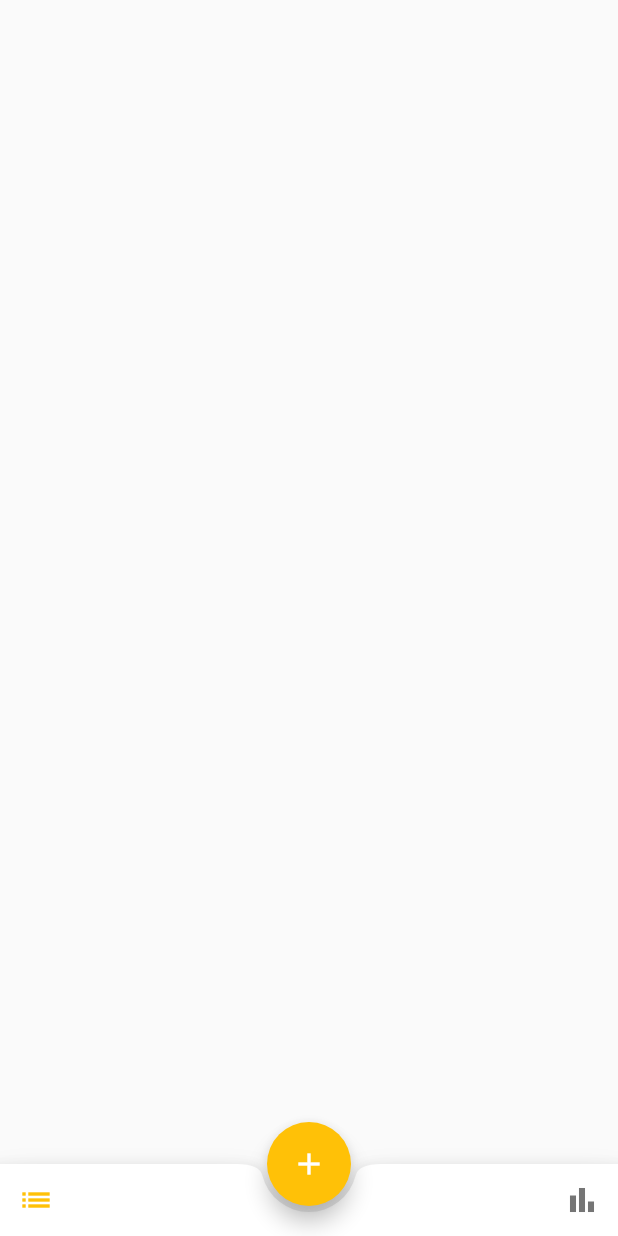
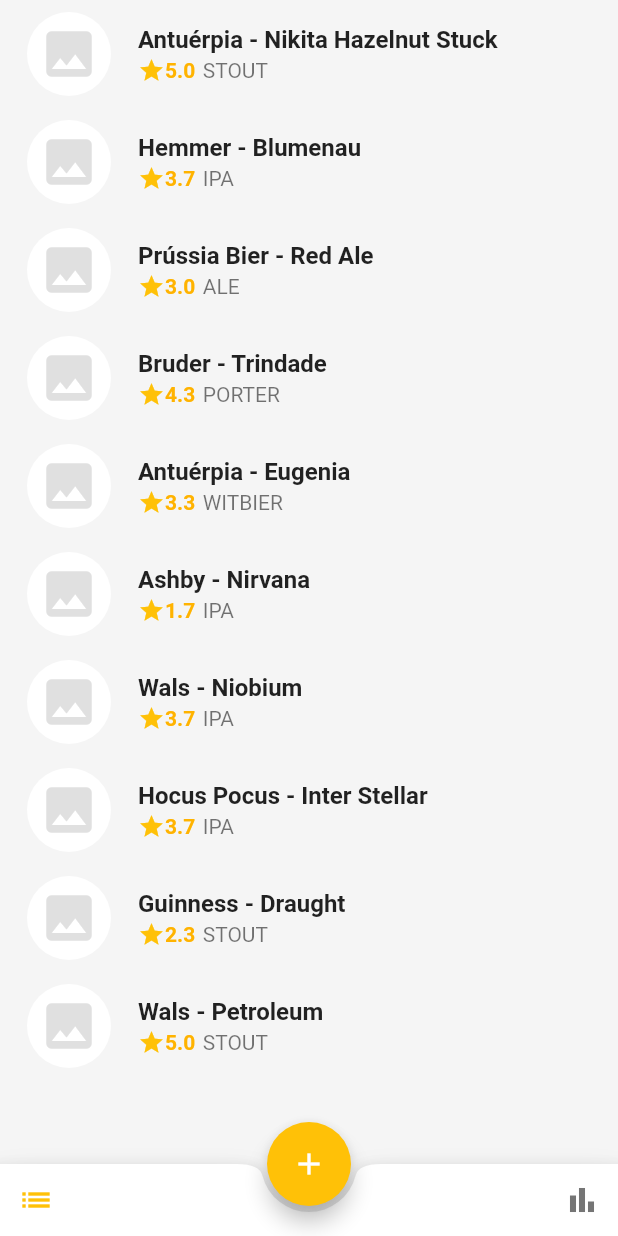
Before and after one commit to hqsander/beer-buddies, a Flutter app: the screen it shows after launch, on a phone screen of 412 x 824 dp. Run offline on Flutter 3.47's test engine with Material 2 defaults, Android fonts, the light colour scheme and no system bars.

Commit message:
Reestiliza ListTile das cervejas

```diff
--- a/lib/store.dart
+++ b/lib/store.dart
@@ -2,7 +2,118 @@
 import 'package:flutter/foundation.dart';
 
 class Store extends ChangeNotifier {
-  List<Cerveja> cervejas = [];
+  List<Cerveja> cervejas = [
+    Cerveja(
+      cervejaria: "Antuérpia",
+      nome: "Nikita Hazelnut Stuck",
+      estilo: "STOUT",
+      possuiIbuInformado: false,
+      ibu: 0,
+      teor: 11.3,
+      odor: 5,
+      sabor: 5,
+      retrogosto: 5,
+    ),
+    Cerveja(
+      cervejaria: "Hemmer",
+      nome: "Blumenau",
+      estilo: "IPA",
+      possuiIbuInformado: true,
+      ibu: 55,
+      teor: 6,
+      odor: 4,
+      sabor: 3,
+      retrogosto: 4,
+    ),
+    Cerveja(
+      cervejaria: "Prússia Bier",
+      nome: "Red Ale",
+      estilo: "ALE",
+      possuiIbuInformado: true,
+      ibu: 20,
+      teor: 4,
+      odor: 3,
+      sabor: 4,
+      retrogosto: 2,
+    ),
+    Cerveja(
+      cervejaria: "Bruder",
+      nome: "Trindade",
+      estilo: "PORTER",
+      possuiIbuInformado: true,
+      ibu: 20,
+      teor: 7,
+      odor: 3,
+      sabor: 5,
+      retrogosto: 5,
+    ),
+    Cerveja(
+      cervejaria: "Antuérpia",
+      nome: "Eugenia",
+      estilo: "Witbier",
+      possuiIbuInformado: true,
+      ibu: 15,
+      teor: 5.5,
+      odor: 4,
+      sabor: 4,
+      retrogosto: 2,
+    ),
+    Cerveja(
+      cervejaria: "Ashby",
+      nome: "Nirvana",
+      estilo: "IPA",
+      possuiIbuInformado: true,
+      ibu: 55,
+      teor: 5.5,
+      odor: 1,
+      sabor: 2,
+      retrogosto: 2,
+    ),
+    Cerveja(
+      cervejaria: "Wals",
+      nome: "Niobium",
+      estilo: "IPA",
+      possuiIbuInformado: true,
+      ibu: 93,
+      teor: 9,
+      odor: 2,
+      sabor: 4,
+      retrogosto: 5,
+    ),
+    Cerveja(
+      cervejaria: "Hocus Pocus",
+      nome: "Inter Stellar",
+      estilo: "IPA",
+      possuiIbuInformado: true,
+      ibu: 75,
+      teor: 7,
+      odor: 4,
+      sabor: 3,
+      retrogosto: 4,
+    ),
+    Cerveja(
+      cervejaria: "Guinness",
+      nome: "Draught",
+      estilo: "Stout",
+      possuiIbuInformado: false,
+      ibu: 0,
+      teor: 4.2,
+      odor: 3,
+      sabor: 2,
+      retrogosto: 2,
+    ),
+    Cerveja(
+      cervejaria: "Wals",
+      nome: "Petroleum",
+      estilo: "STOUT",
+      possuiIbuInformado: true,
+      ibu: 40,
+      teor: 12,
+      odor: 5,
+      sabor: 5,
+      retrogosto: 5,
+    ),
+  ];
 
   void addCerveja(Cerveja novaCerveja) {
     cervejas.add(novaCerveja);
--- a/lib/telas/tela_lista_cervejas.dart
+++ b/lib/telas/tela_lista_cervejas.dart
@@ -11,17 +11,41 @@
     cervejas.forEach((cerveja) {
       tiles.add(
         ListTile(
-          title: Text(cerveja.cervejaria),
-          subtitle: Text(cerveja.nome + " / " + cerveja.estilo),
-          trailing: Text(
-            cerveja.odor.toString() +
-                " - " +
-                cerveja.sabor.toString() +
-                " - " +
-                cerveja.retrogosto.toString() +
-                " - " +
+          leading: CircleAvatar(
+            child: Icon(
+              Icons.image,
+              color: Colors.grey.shade300,
+              size: 40,
+            ),
+            backgroundColor: Colors.white,
+            radius: 30,
+          ),
+          title: Text(
+            (cerveja.cervejaria + " - " + cerveja.nome),
+            style: TextStyle(fontWeight: FontWeight.bold),
+          ),
+          subtitle: Row(
+            mainAxisAlignment: MainAxisAlignment.start,
+            crossAxisAlignment: CrossAxisAlignment.center,
+            children: [
+              Icon(
+                Icons.star,
+                color: Colors.amber,
+                size: 18,
+              ),
+              Text(
                 ((cerveja.odor + cerveja.sabor + cerveja.retrogosto) / 3)
                     .toStringAsFixed(1),
+                style: TextStyle(
+                  color: Colors.amber.shade600,
+                  fontWeight: FontWeight.bold,
+                ),
+              ),
+              SizedBox(
+                width: 5,
+              ),
+              Text(cerveja.estilo.toUpperCase()),
+            ],
           ),
         ),
       );
@@ -33,7 +57,7 @@
   @override
   Widget build(BuildContext context) {
     return Scaffold(
-      backgroundColor: Colors.grey.shade50,
+      backgroundColor: Colors.grey.shade100,
       floatingActionButtonLocation: FloatingActionButtonLocation.centerDocked,
       floatingActionButton: FloatingActionButton(
         backgroundColor: Colors.amber,
```
